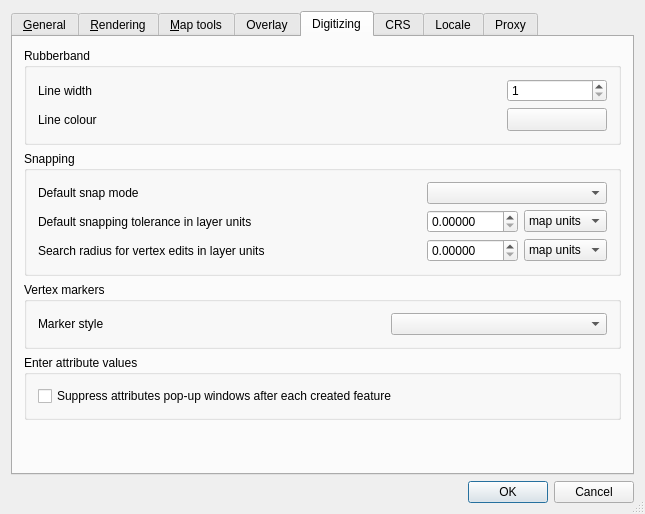
Old version of the form qgis/src/ui/qgsoptionsbase.ui in the repository sourcepole/qgis.
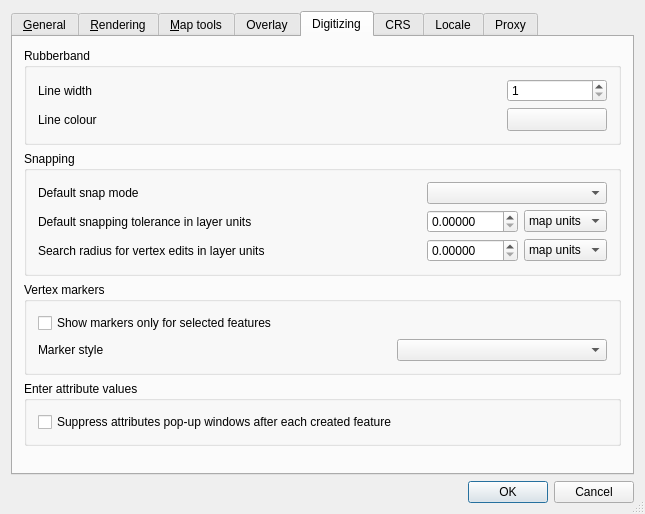
New version of the form. The open tabs and pages were chosen to show the change. Icons and pictures are not drawn. Custom widgets are drawn as their Qt base class.

Commit message: [FEATURE] Added option to show only markers of selected features in editing mode.

The edit to the form file:
```diff
--- a/qgis/src/ui/qgsoptionsbase.ui
+++ b/qgis/src/ui/qgsoptionsbase.ui
@@ -643,8 +643,8 @@
       <attribute name="title" >
        <string>Digitizing</string>
       </attribute>
-      <layout class="QVBoxLayout" >
-       <item>
+      <layout class="QGridLayout" name="gridLayout_2" >
+       <item row="0" column="0" >
         <widget class="QGroupBox" name="mRubberBandGroupBox" >
          <property name="title" >
           <string>Rubberband</string>
@@ -829,20 +829,27 @@
          </layout>
         </widget>
        </item>
-       <item>
+       <item row="2" column="0" >
         <widget class="QGroupBox" name="mVertexMarkerGroupBox" >
          <property name="title" >
           <string>Vertex markers</string>
          </property>
-         <layout class="QGridLayout" >
-          <item row="0" column="0" >
+         <layout class="QGridLayout" name="gridLayout" >
+          <item row="0" column="0" colspan="2" >
+           <widget class="QCheckBox" name="mMarkersOnlyForSelectedCheckBox" >
+            <property name="text" >
+             <string>Show markers only for selected features</string>
+            </property>
+           </widget>
+          </item>
+          <item row="1" column="0" >
            <widget class="QLabel" name="mMarkerStyleLabel" >
             <property name="text" >
              <string>Marker style</string>
             </property>
            </widget>
           </item>
-          <item row="0" column="1" >
+          <item row="1" column="1" >
            <spacer>
             <property name="orientation" >
              <enum>Qt::Horizontal</enum>
@@ -855,7 +862,7 @@
             </property>
            </spacer>
           </item>
-          <item row="0" column="2" >
+          <item row="1" column="2" >
            <widget class="QComboBox" name="mMarkerStyleComboBox" >
             <property name="sizePolicy" >
              <sizepolicy vsizetype="Fixed" hsizetype="Expanding" >
@@ -868,7 +875,7 @@
          </layout>
         </widget>
        </item>
-       <item>
+       <item row="3" column="0" >
         <widget class="QGroupBox" name="mEnterAttributeValuesGroupBox" >
          <property name="title" >
           <string>Enter attribute values</string>
@@ -887,7 +894,7 @@
          </layout>
         </widget>
        </item>
-       <item>
+       <item row="4" column="0" >
         <spacer>
          <property name="orientation" >
           <enum>Qt::Vertical</enum>
```
Left out of the diff: 128 changed lines with no effect on the pictures. The commit also changes 3 other files.
